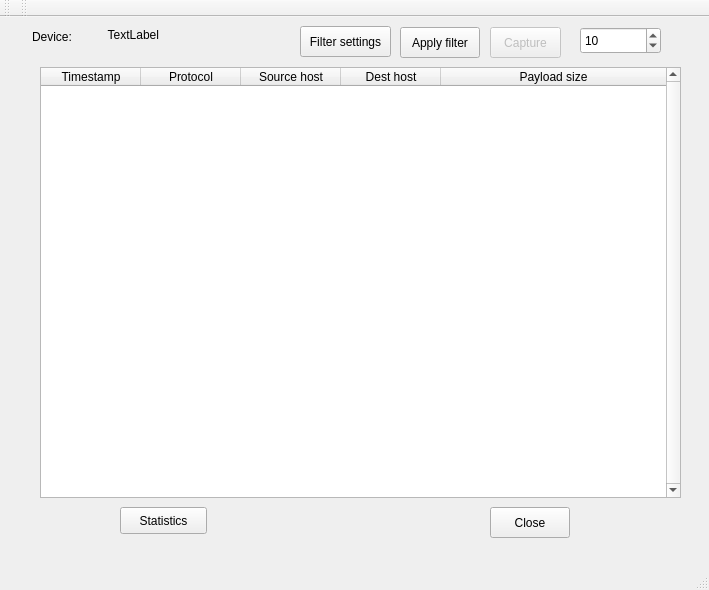
Old version of the form mainwindow.ui in the repository AONunan/FinalYearProject.
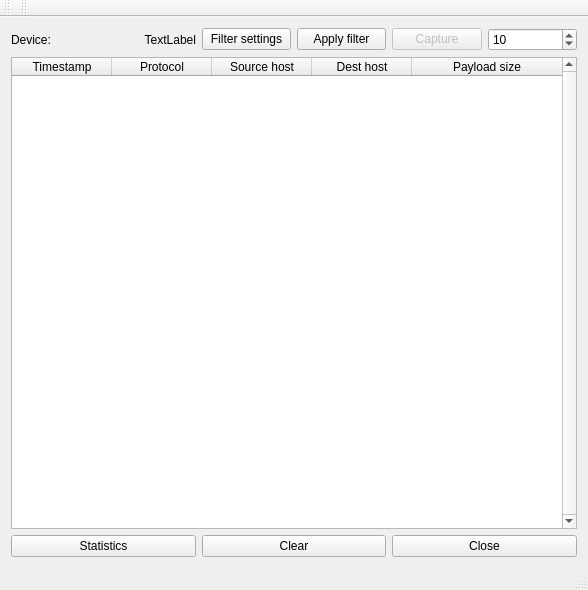
New version of the form.

Commit message: Replaced C style array for storing packets with more dynamic QVector

The edit to the form file:
```diff
--- a/mainwindow.ui
+++ b/mainwindow.ui
@@ -6,7 +6,7 @@
    <rect>
     <x>0</x>
     <y>0</y>
-    <width>709</width>
+    <width>588</width>
     <height>590</height>
    </rect>
   </property>
@@ -14,31 +14,24 @@
    <string>MainWindow</string>
   </property>
   <widget class="QWidget" name="centralWidget">
+   <layout class="QVBoxLayout" name="verticalLayout">
+    <item>
+     <layout class="QHBoxLayout" name="horizontalLayout_2">
+      <item>
    <widget class="QLabel" name="label">
-    <property name="geometry">
-     <rect>
-      <x>32</x>
-      <y>12</y>
-      <width>46</width>
-      <height>16</height>
-     </rect>
-    </property>
     <property name="text">
      <string>Device:</string>
     </property>
    </widget>
+      </item>
+      <item>
    <widget class="QLabel" name="label_interface">
-    <property name="geometry">
-     <rect>
-      <x>100</x>
-      <y>10</y>
-      <width>59</width>
-      <height>16</height>
-     </rect>
-    </property>
     <property name="toolTip">
      <string>Your network interface device</string>
     </property>
+        <property name="layoutDirection">
+         <enum>Qt::LeftToRight</enum>
+        </property>
     <property name="text">
      <string>TextLabel</string>
     </property>
@@ -46,28 +39,16 @@
      <set>Qt::AlignRight|Qt::AlignTrailing|Qt::AlignVCenter</set>
     </property>
    </widget>
+      </item>
+      <item>
    <widget class="QPushButton" name="pushButton_filterSettings">
-    <property name="geometry">
-     <rect>
-      <x>300</x>
-      <y>9</y>
-      <width>91</width>
-      <height>31</height>
-     </rect>
-    </property>
     <property name="text">
      <string>Filter settings</string>
     </property>
    </widget>
+      </item>
+      <item>
    <widget class="QPushButton" name="button_applyFilter">
-    <property name="geometry">
-     <rect>
-      <x>400</x>
-      <y>10</y>
-      <width>80</width>
-      <height>31</height>
-     </rect>
-    </property>
     <property name="toolTip">
      <string>Apply selected filter</string>
     </property>
@@ -75,18 +56,12 @@
      <string>Apply filter</string>
     </property>
    </widget>
+      </item>
+      <item>
    <widget class="QPushButton" name="button_capture_packet">
     <property name="enabled">
      <bool>false</bool>
     </property>
-    <property name="geometry">
-     <rect>
-      <x>490</x>
-      <y>10</y>
-      <width>71</width>
-      <height>31</height>
-     </rect>
-    </property>
     <property name="toolTip">
      <string>Begin packet capture</string>
     </property>
@@ -94,15 +69,27 @@
      <string>Capture</string>
     </property>
    </widget>
+      </item>
+      <item>
+       <widget class="QSpinBox" name="spinBox_no_of_packets">
+        <property name="toolTip">
+         <string>Number of packets to capture</string>
+        </property>
+        <property name="minimum">
+         <number>1</number>
+        </property>
+        <property name="maximum">
+         <number>10000</number>
+        </property>
+        <property name="value">
+         <number>10</number>
+        </property>
+       </widget>
+      </item>
+     </layout>
+    </item>
+    <item>
    <widget class="QTableWidget" name="tableWidget_packets">
-    <property name="geometry">
-     <rect>
-      <x>40</x>
-      <y>50</y>
-      <width>641</width>
-      <height>431</height>
-     </rect>
-    </property>
     <property name="sizePolicy">
      <sizepolicy hsizetype="Expanding" vsizetype="Expanding">
       <horstretch>0</horstretch>
@@ -165,54 +152,33 @@
      </property>
     </column>
    </widget>
-   <widget class="QPushButton" name="button_close_handle">
-    <property name="geometry">
-     <rect>
-      <x>490</x>
-      <y>490</y>
-      <width>80</width>
-      <height>31</height>
-     </rect>
-    </property>
-    <property name="text">
-     <string>Close</string>
-    </property>
-   </widget>
-   <widget class="QSpinBox" name="spinBox_no_of_packets">
-    <property name="geometry">
-     <rect>
-      <x>580</x>
-      <y>10</y>
-      <width>81</width>
-      <height>27</height>
-     </rect>
-    </property>
-    <property name="toolTip">
-     <string>Number of packets to capture</string>
-    </property>
-    <property name="minimum">
-     <number>1</number>
-    </property>
-    <property name="maximum">
-     <number>10000</number>
-    </property>
-    <property name="value">
-     <number>10</number>
-    </property>
-   </widget>
+    </item>
+    <item>
+     <layout class="QHBoxLayout" name="horizontalLayout">
+      <item>
    <widget class="QPushButton" name="pushButton_statistics">
-    <property name="geometry">
-     <rect>
-      <x>120</x>
-      <y>490</y>
-      <width>87</width>
-      <height>27</height>
-     </rect>
-    </property>
     <property name="text">
      <string>Statistics</string>
     </property>
    </widget>
+      </item>
+      <item>
+       <widget class="QPushButton" name="pushButton_clear">
+        <property name="text">
+         <string>Clear</string>
+        </property>
+       </widget>
+      </item>
+      <item>
+       <widget class="QPushButton" name="button_close_handle">
+        <property name="text">
+         <string>Close</string>
+        </property>
+       </widget>
+      </item>
+     </layout>
+    </item>
+   </layout>
   </widget>
   <widget class="QMenuBar" name="menuBar">
    <property name="geometry">
```
Left out of the diff: 2 changed lines with no effect on the pictures. Lines whose indentation alone changed are shown as unchanged. The commit also changes 3 other files.
